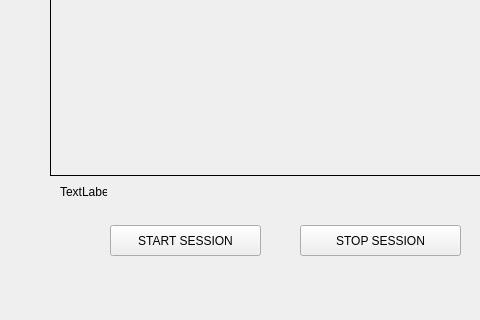
First picture: the form in eye/GUImain.ui, repository Alex5958/SU2020HACKILLINOIS, before the edit; both pictures show x 0 to 480 and y 225 to 545 of the 585 by 545 pixel window.
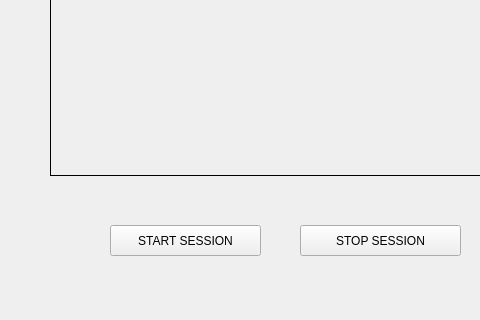
Second picture: the form after the edit.

Patch:
```diff
--- a/eye/GUImain.ui
+++ b/eye/GUImain.ui
@@ -69,7 +69,7 @@
      </rect>
     </property>
     <property name="text">
-     <string>TextLabel</string>
+     <string></string>
     </property>
    </widget>
   </widget>
```
